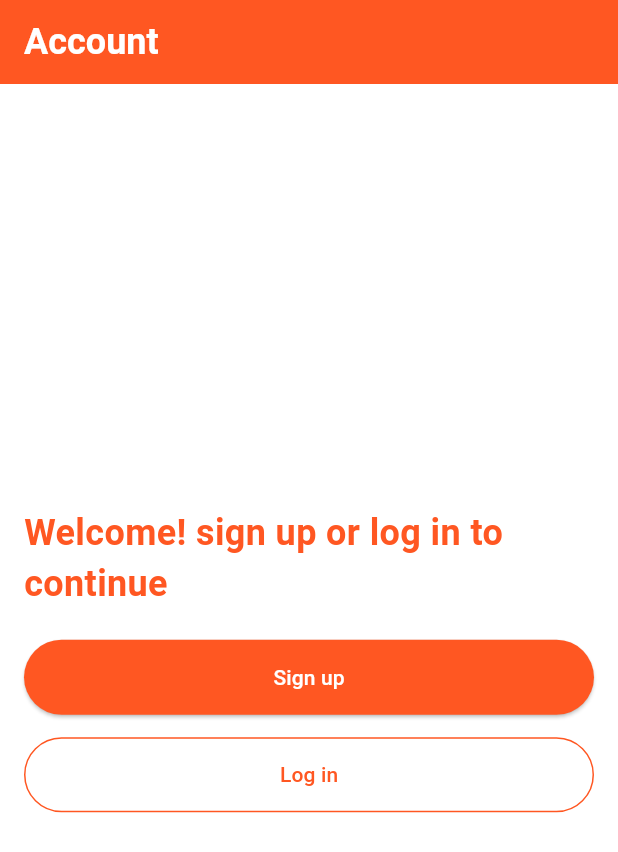
After one commit to KhalilHen/pt_pick_up_platform, a Flutter app: the AccountPage screen opened directly, on a phone screen of 412 x 824 dp. The commit adds this screen. Shown: the top 852 px of the screen. Run offline on Flutter 3.47's test engine with Material 3 defaults, Android fonts, the phone set to English and light mode, and no system bars; our stand-ins replace firebase_core, firebase_database, introduction_screen, line_icons, shared_preferences, supabase_flutter; accounts and stored records are empty; generated files the repository leaves out were written again; network calls fail; key blocks and very long unbroken strings in the code were emptied for the run.

Commit message:
Created a account page.
With currently only the view if user is logged out

```diff
--- /dev/null
+++ b/lib/pages/account_page.dart
@@ -0,0 +1,56 @@
+import 'package:flutter/material.dart';
+import 'package:pt_pick_up_platform/pages/homepage.dart';
+import 'package:pt_pick_up_platform/pages/order_overview.dart';
+
+class AccountPage extends StatelessWidget {
+  @override
+  Widget build(BuildContext context) {
+    return Scaffold(
+      backgroundColor: Colors.white,
+      appBar: AppBar(
+        backgroundColor: Colors.deepOrange,
+        title: Text(
+          'Account',
+          style: Theme.of(context).appBarTheme.titleTextStyle,
+        ),
+      ),
+      body: Center(
+        child: Padding(
+          padding: const EdgeInsets.all(16),
+          child: Column(
+            mainAxisAlignment: MainAxisAlignment.center,
+            children: [
+              const Text(
+                'Welcome! sign up or log in to continue',
+                style: TextStyle(
+                  fontSize: 24,
+                  fontWeight: FontWeight.bold,
+                  color: Colors.deepOrange,
+                ),
+              ),
+              const SizedBox(
+                height: 20,
+              ),
+              ElevatedButton(
+                  onPressed: () {},
+                  style: ElevatedButton.styleFrom(backgroundColor: Colors.deepOrange, foregroundColor: Colors.white, minimumSize: const Size(double.infinity, 50)),
+                  child: const Text("Sign up")),
+              const SizedBox(
+                height: 15,
+              ),
+              OutlinedButton(
+                  onPressed: () {},
+                  style: OutlinedButton.styleFrom(
+                      foregroundColor: Colors.deepOrange,
+                      side: const BorderSide(
+                        color: Colors.deepOrange,
+                      ),
+                      minimumSize: const Size(double.infinity, 50)),
+                  child: const Text("Log in")),
+            ],
+          ),
+        ),
+      ),
+    );
+  }
+}
--- a/lib/pages/homepage.dart
+++ b/lib/pages/homepage.dart
@@ -4,6 +4,7 @@ import 'package:pt_pick_up_platform/controllers/order_controller.dart';
 import 'package:pt_pick_up_platform/controllers/restaurant_controller.dart';
 import 'package:pt_pick_up_platform/listeners/order_status_screen.dart';
 import 'package:pt_pick_up_platform/models/restaurant.dart';
+import 'package:pt_pick_up_platform/pages/account_page.dart';
 import 'package:pt_pick_up_platform/pages/detail_menu_item.dart';
 import 'package:pt_pick_up_platform/pages/detailed_restaurant_view.dart';
 import 'package:pt_pick_up_platform/pages/order_overview.dart';
@@ -85,10 +86,6 @@ class _HomePageState extends State<HomePage> {
         actions: [
           IconButton(
             icon: const Icon(Icons.person_outline),
-            onPressed: () {},
-          ),
-          IconButton(
-            icon: const Icon(Icons.shopping_cart_outlined),
             onPressed: () {},
           ),
         ],
@@ -575,11 +572,14 @@ class _HomePageState extends State<HomePage> {
               context,
               MaterialPageRoute(builder: (context) => OrdersPage()),
             );
+          } else if (index == 2) {
+            Navigator.pushReplacement(context, MaterialPageRoute(builder: (context) => AccountPage()));
           }
         },
         items: const [
           BottomNavigationBarItem(icon: Icon(Icons.home), label: 'Home'),
           BottomNavigationBarItem(icon: Icon(Icons.history), label: 'Orders'),
+          BottomNavigationBarItem(icon: Icon(Icons.person), label: 'Account')
         ],
       ),
       // floatingActionButton: FloatingActionButton(
```
